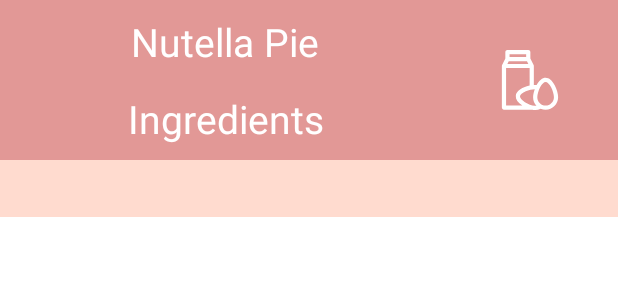
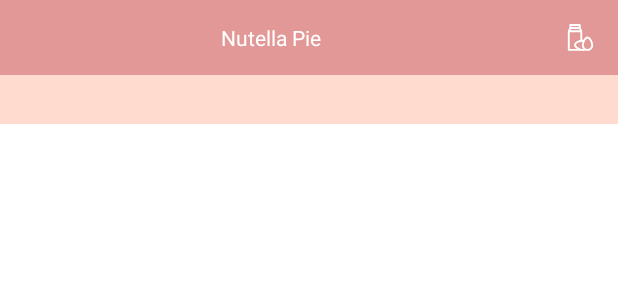
Before and after one commit to encomp/baking, an Android app: the layout widget_provider_ingredients.xml on its own in the app's theme, with its tools: preview values and no code run, on a phone screen of 412 x 824 dp. Shown: the top 300 px of the screen. Run offline under Robolectric (Android 15) with nearby library versions, the phone set to English and light mode, and no system bars.

Commit message:
Fixing widget cut off.

```diff
--- a/app/src/main/res/layout/widget_provider_ingredients.xml
+++ b/app/src/main/res/layout/widget_provider_ingredients.xml
@@ -1,12 +1,10 @@
 <RelativeLayout xmlns:android="http://schemas.android.com/apk/res/android"
+    xmlns:app="http://schemas.android.com/apk/res-auto"
     xmlns:tools="http://schemas.android.com/tools"
     android:layout_width="match_parent"
     android:layout_height="match_parent"
-    android:padding="@dimen/widget_margin">
-
-    <RelativeLayout
-        android:layout_width="match_parent"
-        android:layout_height="wrap_content">
+    android:padding="@dimen/widget_margin"
+    app:layout_behavior="@string/appbar_scrolling_view_behavior">
 
     <LinearLayout
         android:id="@+id/ll_title"
@@ -15,49 +13,27 @@
         android:background="@color/colorAccent"
         android:orientation="horizontal">
 
-            <LinearLayout
-                android:layout_width="300dp"
-                android:layout_height="wrap_content"
-                android:layout_gravity="center"
-                android:orientation="vertical">
-
         <TextView
             android:id="@+id/tv_recipe_name"
             style="@style/Widget.Shrine.TextView"
             android:layout_width="wrap_content"
             android:layout_height="wrap_content"
             android:layout_gravity="center"
-                    android:padding="@dimen/shrine_small_spacing"
             android:textAlignment="center"
             android:textColor="#FFFFFF"
-                    android:textSize="@dimen/shrine_section_title_text_size"
+            android:textSize="14sp"
             tools:text="Nutella Pie" />
-
-                <TextView
-                    style="@style/Widget.Shrine.TextView"
-                    android:layout_width="wrap_content"
-                    android:layout_height="wrap_content"
-                    android:layout_gravity="center"
-                    android:padding="@dimen/shrine_small_spacing"
-                    android:text="@string/ingredients"
-                    android:textAlignment="center"
-                    android:textColor="#FFFFFF"
-                    android:textSize="@dimen/shrine_section_title_text_size" />
-            </LinearLayout>
 
         <ImageView
             android:id="@+id/iv_ingredients_icon"
-                android:layout_width="56dp"
-                android:layout_height="56dp"
-                android:layout_margin="25dp"
+            android:layout_width="18dp"
+            android:layout_height="18dp"
+            android:layout_margin="@dimen/shrine_standard_spacing"
             android:contentDescription="@string/ingredients"
-                android:padding="@dimen/shrine_small_spacing"
-                android:src="@drawable/ic_ingredients_white" />
+            android:src="@drawable/ic_ingredients_white"/>
     </LinearLayout>
 
-
     <TextView
-            android:textSize="@dimen/shrine_section_header_text_size"
         android:id="@+id/tv_ingredients"
         android:layout_width="match_parent"
         android:layout_height="wrap_content"
@@ -65,6 +41,6 @@
         android:background="@color/colorPrimary"
         android:padding="@dimen/shrine_small_spacing"
         android:paddingStart="@dimen/shrine_small_spacing"
-            android:paddingEnd="@dimen/shrine_small_spacing" />
+        android:paddingEnd="@dimen/shrine_small_spacing"
+        android:textSize="12sp" />
 </RelativeLayout>
-</RelativeLayout>
--- a/app/src/main/res/xml/ingredients_widget_provider_info.xml
+++ b/app/src/main/res/xml/ingredients_widget_provider_info.xml
@@ -2,7 +2,7 @@
 <appwidget-provider xmlns:android="http://schemas.android.com/apk/res/android"
     android:initialKeyguardLayout="@layout/widget_provider_ingredients"
     android:initialLayout="@layout/widget_provider_ingredients"
-    android:minWidth="200dp"
+    android:minWidth="150dp"
     android:minHeight="200dp"
     android:resizeMode="horizontal|vertical"
     android:updatePeriodMillis="1800000"
```
Lines whose indentation alone changed are shown as unchanged.
